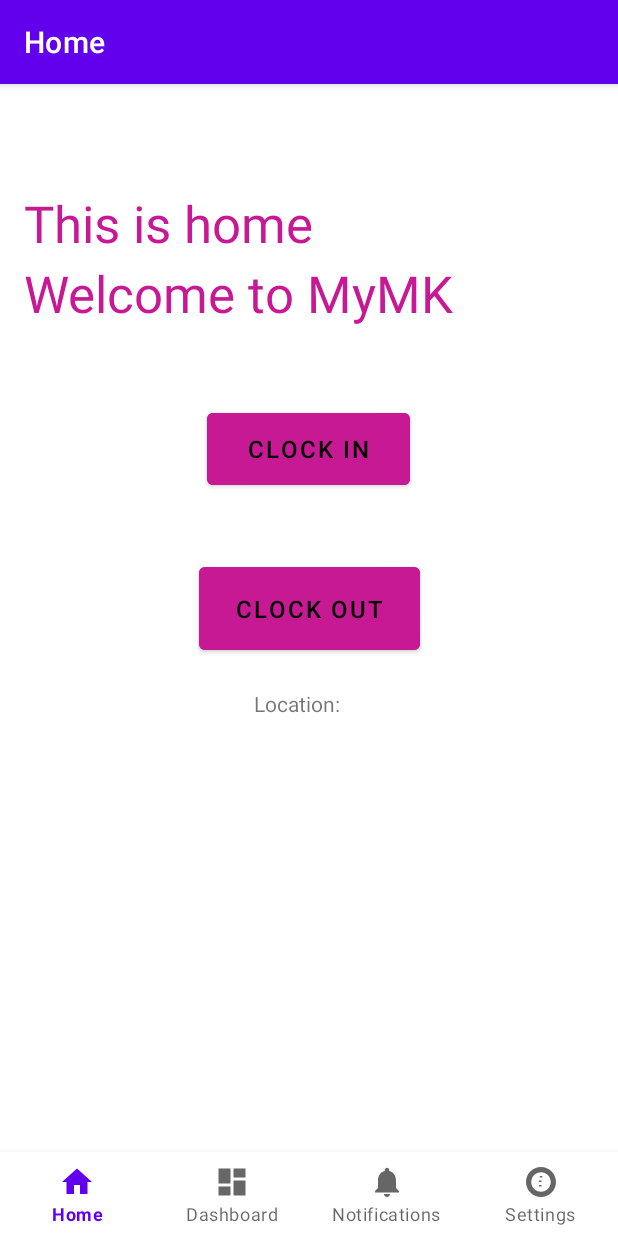
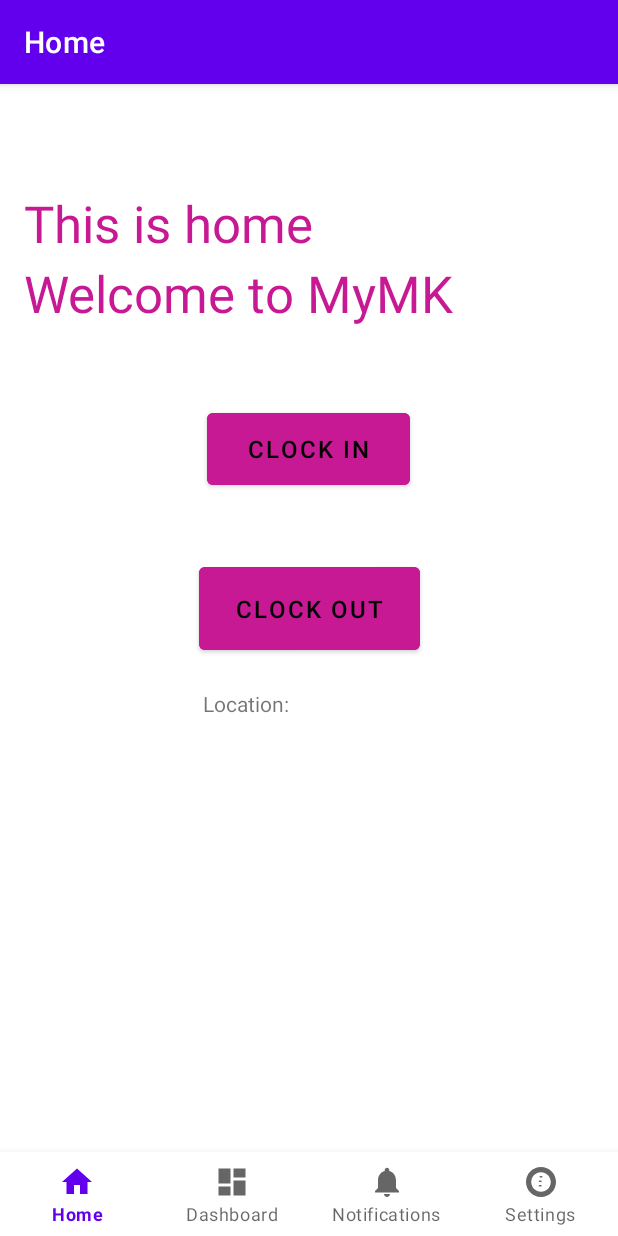
Before and after one commit to wanizainey/mksignin, an Android app: the HomeFragment screen opened directly, with no data from a screen before it, on a phone screen of 412 x 824 dp. Run offline under Robolectric (Android 15) with nearby library versions, the phone set to English and light mode, and no system bars; our stand-ins replace Firebase (no records; nobody signed in at launch, a user with empty details on screens opened directly), navigation-ui.

Commit message:
ubah sikit

```diff
--- a/app/build.gradle
+++ b/app/build.gradle
@@ -74,4 +74,5 @@ dependencies {
     implementation 'androidx.fragment:fragment:1.3.6' // Use the correct version
     implementation 'androidx.appcompat:appcompat:1.3.1'
     implementation 'androidx.recyclerview:recyclerview:1.2.1'
+    implementation 'com.google.android.gms:play-services-location:17.0.0'
 }
--- a/app/src/main/res/layout/fragment_home.xml
+++ b/app/src/main/res/layout/fragment_home.xml
@@ -65,8 +65,8 @@
 
     <TextView
         android:id="@+id/txtLocation"
-        android:layout_width="74dp"
-        android:layout_height="29dp"
+        android:layout_width="142dp"
+        android:layout_height="52dp"
         android:layout_centerHorizontal="true"
         android:layout_marginTop="20dp"
         android:text="Location: "
```
